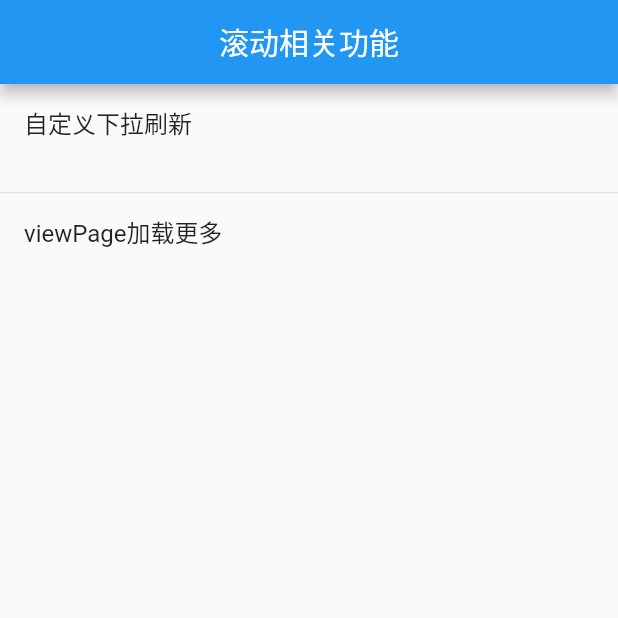
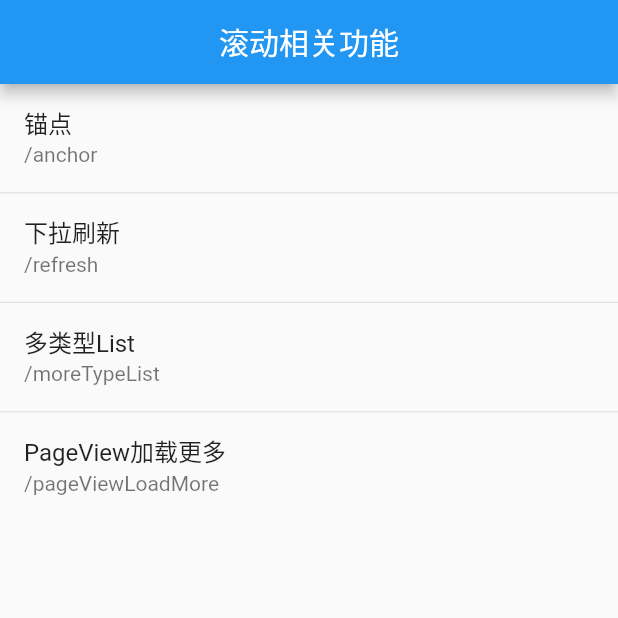
Before and after one commit to hello-coder-xu/flutter_scroll, a Flutter app: the screen it shows after launch, on a phone screen of 412 x 824 dp, the top half of it. Run offline on Flutter 3.47's test engine with Material 2 defaults, Android fonts, the phone set to English and light mode, and no system bars; our stand-ins replace flutter_screenutil, get.

Commit message:
新增部分页面

```diff
--- a/lib/page/anchor/view.dart
+++ b/lib/page/anchor/view.dart
@@ -14,6 +14,7 @@ class AnchorPage extends StatelessWidget {
     return Scaffold(
       appBar: AppBar(
         title: Text(toString()),
+        centerTitle: true,
       ),
     );
   }
--- a/lib/page/home/logic.dart
+++ b/lib/page/home/logic.dart
@@ -1,3 +1,4 @@
+import 'package:flutter_scroll/common/router/app_pages.dart';
 import 'package:flutter_scroll/page/home/model/home_model.dart';
 import 'package:get/get.dart';
 
@@ -17,8 +18,10 @@ class HomeLogic extends GetxController {
   void updateList() {
     state.list.clear();
     state.list
-      ..add(HomeModel(name: '自定义下拉刷新', path: ''))
-      ..add(HomeModel(name: 'viewPage加载更多', path: ''));
+      ..add(HomeModel(name: '锚点', path: AppPaths.anchor))
+      ..add(HomeModel(name: '下拉刷新', path: AppPaths.refresh))
+      ..add(HomeModel(name: '多类型List', path: AppPaths.moreTypeList))
+      ..add(HomeModel(name: 'PageView加载更多', path: AppPaths.pageViewLoadMore));
   }
 
   ///item 点击
--- a/lib/page/more_type_list/view.dart
+++ b/lib/page/more_type_list/view.dart
@@ -14,6 +14,7 @@ class MoreTypeListPage extends StatelessWidget {
     return Scaffold(
       appBar: AppBar(
         title: Text(toString()),
+        centerTitle: true,
       ),
     );
   }
--- a/lib/page/page_view_load_more/view.dart
+++ b/lib/page/page_view_load_more/view.dart
@@ -14,6 +14,7 @@ class PageViewLoadMorePage extends StatelessWidget {
     return Scaffold(
       appBar: AppBar(
         title: Text(toString()),
+        centerTitle: true,
       ),
     );
   }
--- a/lib/page/refresh/view.dart
+++ b/lib/page/refresh/view.dart
@@ -14,6 +14,7 @@ class RefreshPage extends StatelessWidget {
     return Scaffold(
       appBar: AppBar(
         title: Text(toString()),
+        centerTitle: true,
       ),
     );
   }
```
